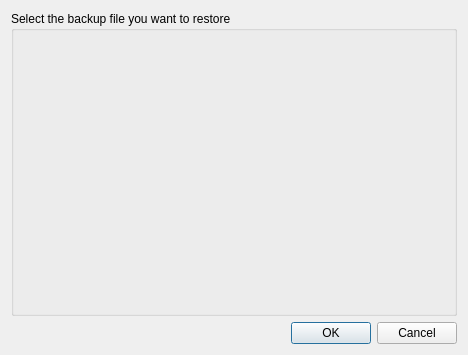
This is src/ui/backup.ui in hakaishi/nobleNote as Qt 5 draws it before an edit. The edited form follows.
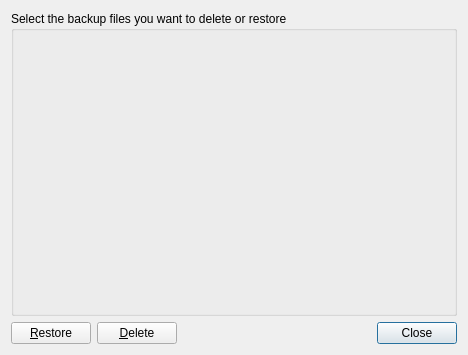
This is the edited form.

Diff of the .ui file:
```diff
--- a/src/ui/backup.ui
+++ b/src/ui/backup.ui
@@ -14,24 +14,38 @@
    <string>Dialog</string>
   </property>
   <layout class="QGridLayout" name="gridLayout">
-   <item row="1" column="0">
+   <item row="1" column="2">
     <widget class="QDialogButtonBox" name="buttonBox">
      <property name="orientation">
       <enum>Qt::Horizontal</enum>
      </property>
      <property name="standardButtons">
-      <set>QDialogButtonBox::Cancel|QDialogButtonBox::Ok</set>
+      <set>QDialogButtonBox::Close</set>
      </property>
     </widget>
    </item>
-   <item row="0" column="0">
+   <item row="0" column="0" colspan="3">
     <widget class="QGroupBox" name="groupBox">
      <property name="title">
-      <string>Select the backup file you want to restore</string>
+      <string>Select the backup files you want to delete or restore</string>
      </property>
      <layout class="QGridLayout" name="gridLayout_2"/>
     </widget>
    </item>
+   <item row="1" column="0">
+    <widget class="QPushButton" name="restoreButton">
+     <property name="text">
+      <string>&amp;Restore</string>
+     </property>
+    </widget>
+   </item>
+   <item row="1" column="1">
+    <widget class="QPushButton" name="deleteButton">
+     <property name="text">
+      <string>&amp;Delete</string>
+     </property>
+    </widget>
+   </item>
   </layout>
  </widget>
  <resources/>
```
Left out of the diff: 21 changed lines with no effect on the pictures.
